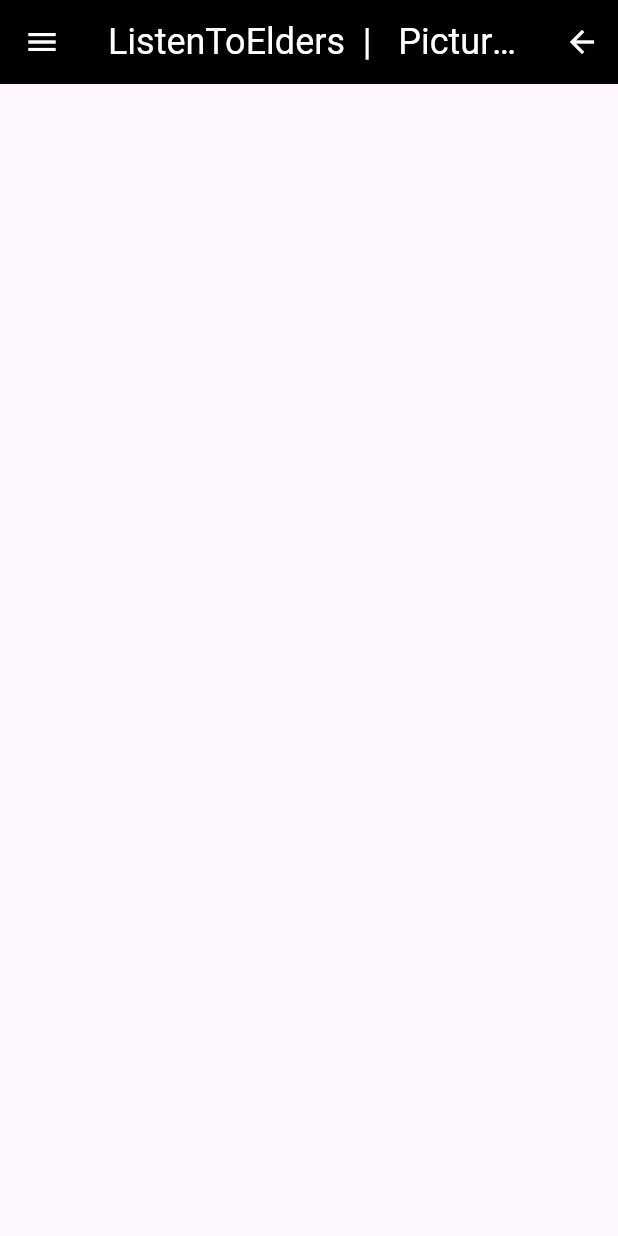
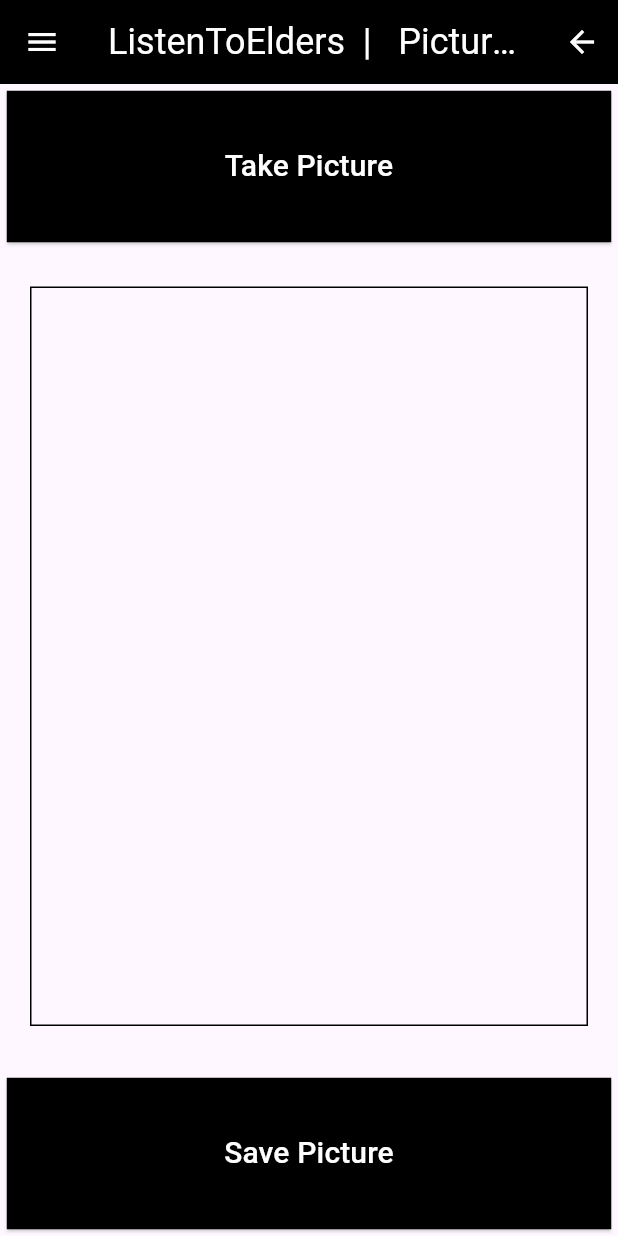
Before and after one commit to j-harney/mobdev_project_jack_917596040, a Flutter app: the PicturesScreen screen opened by its route, on a phone screen of 412 x 824 dp. Run offline on Flutter 3.47's test engine with Material 3 defaults, Android fonts, the light colour scheme and no system bars; our stand-ins replace camera, table_calendar.

Commit message:
Add Camera dependancy for later. Update PicturesScreen to actual layout and screen.

```diff
--- a/lib/ScreensFromHomeScreen/PicturesScreen/pictures_widget.dart
+++ b/lib/ScreensFromHomeScreen/PicturesScreen/pictures_widget.dart
@@ -17,6 +17,49 @@ class _PicturesScreenState extends State<PicturesScreen> {
 
     return Scaffold(
         drawer: drawerCreator.createDrawer(context, 'Pictures'),
-        appBar: appBarCreator.createAppBar(context, 'Pictures'));
+        appBar: appBarCreator.createAppBar(context, 'Pictures'),
+        body: Column(
+            crossAxisAlignment: CrossAxisAlignment.stretch,
+            children: <Widget>[
+              Container(
+                  height: 100,
+                  width: 100,
+                  margin: EdgeInsets.all(5),
+                  child: ElevatedButton(
+                      onPressed: () {},
+                      style: ElevatedButton.styleFrom(
+                          side: const BorderSide(width: 1, color: Colors.black),
+                          backgroundColor: const Color.fromARGB(255, 0, 0, 0),
+                          shape: const BeveledRectangleBorder(
+                              borderRadius: BorderRadius.all(Radius.zero))),
+                      child: const Text('Take Picture',
+                          textAlign: TextAlign.center,
+                          style: TextStyle(
+                              fontSize: 20,
+                              color: Color.fromARGB(255, 255, 255, 255))))),
+              Expanded(
+                  child: Container(
+                      margin: const EdgeInsets.all(20),
+                      child: Container(
+                          margin: const EdgeInsets.fromLTRB(0, 5, 0, 10),
+                          decoration: BoxDecoration(
+                              border: Border.all(color: Colors.black))))),
+              Container(
+                  height: 100,
+                  width: 100,
+                  margin: EdgeInsets.all(5),
+                  child: ElevatedButton(
+                      onPressed: () {},
+                      style: ElevatedButton.styleFrom(
+                          side: const BorderSide(width: 1, color: Colors.black),
+                          backgroundColor: const Color.fromARGB(255, 0, 0, 0),
+                          shape: const BeveledRectangleBorder(
+                              borderRadius: BorderRadius.all(Radius.zero))),
+                      child: const Text('Save Picture',
+                          textAlign: TextAlign.center,
+                          style: TextStyle(
+                              fontSize: 20,
+                              color: Color.fromARGB(255, 255, 255, 255)))))
+            ]));
   }
 }
--- a/lib/main.dart
+++ b/lib/main.dart
@@ -1,3 +1,4 @@
+import 'package:camera/camera.dart';
 import 'package:flutter/material.dart';
 import 'package:project1_mobdev_jack_917596040/ScreensFromHomeScreen/CalendarScreen/calendar_widget.dart';
 import 'package:project1_mobdev_jack_917596040/ScreensFromHomeScreen/EmergencyScreen/emergency_widget.dart';
--- a/pubspec.yaml
+++ b/pubspec.yaml
@@ -36,6 +36,10 @@ dependencies:
   # Use with the CupertinoIcons class for iOS style icons.
   cupertino_icons: ^1.0.8
   table_calendar: ^3.1.2
+  camera: ^0.11.0+2
+  path_provider: ^2.1.4
+  path: ^1.9.0
+  http: ^1.2.2
 
 dev_dependencies:
   flutter_test:
@@ -47,6 +51,8 @@ dev_dependencies:
   # package. See that file for information about deactivating specific lint
   # rules and activating additional ones.
   flutter_lints: ^4.0.0
+  mockito: ^5.4.4
+  build_runner: ^2.4.13
 
 # For information on the generic Dart part of this file, see the
 # following page: https://dart.dev/tools/pub/pubspec
```
Also changed, not shown: pubspec.lock, 1 other file.
